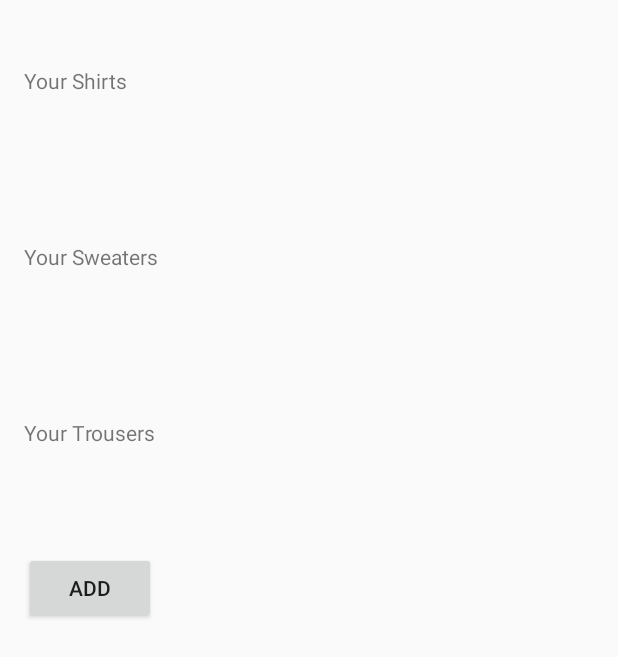
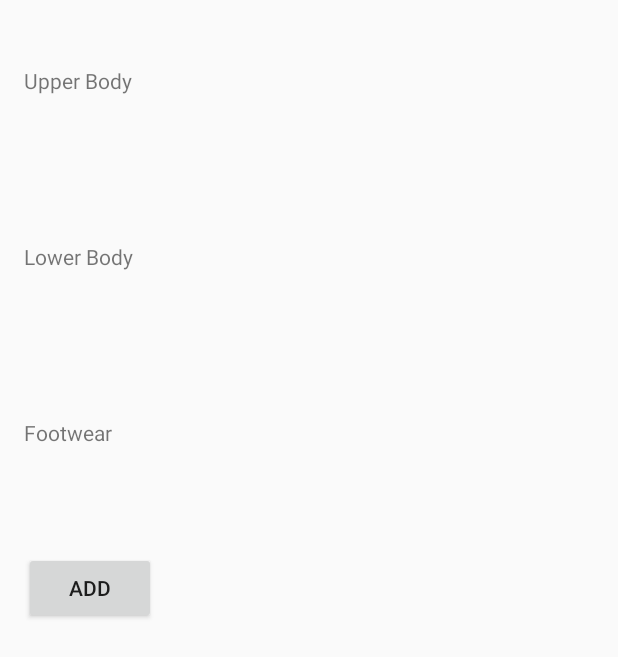
Before and after one commit to jonaru/myClothes, an Android app: the WardrobeActivity screen opened directly, with no data from a screen before it, on a phone screen of 412 x 824 dp. Shown: the top 657 px of the screen. Run offline under Robolectric (Android 15) with nearby library versions, the phone set to English and light mode, and no system bars.

Commit message:
Changed graphical layout in wardrobe activity

```diff
--- a/app/src/main/java/com/example/jonatan/clothesplanner/WardrobeActivity.java
+++ b/app/src/main/java/com/example/jonatan/clothesplanner/WardrobeActivity.java
@@ -30,13 +30,13 @@ public class WardrobeActivity extends Activity {
         setContentView(R.layout.activity_wardrobe);
         wardrobe = Wardrobe.getInstance();
 
-        upperItemsViewPager = (ViewPager) findViewById(R.id.shirt_pager);
+        upperItemsViewPager = (ViewPager) findViewById(R.id.upper_body_pager);
         if (upperItemsViewPager != null) {
             upperItemAdapter = new WardrobePagerAdapter();
             upperItemsViewPager.setAdapter(upperItemAdapter);
         }
 
-        lowerItemsViewPager = (ViewPager) findViewById(R.id.trousers_pager);
+        lowerItemsViewPager = (ViewPager) findViewById(R.id.lower_body_pager);
         if (lowerItemsViewPager != null) {
             lowerItemsAdapter = new WardrobePagerAdapter();
             lowerItemsViewPager.setAdapter(lowerItemsAdapter);
--- a/app/src/main/res/layout/activity_wardrobe.xml
+++ b/app/src/main/res/layout/activity_wardrobe.xml
@@ -21,53 +21,53 @@
             android:layout_height="wrap_content">
 
             <TextView
-                android:id="@+id/shirtTextView"
+                android:id="@+id/upperBodyTextView"
                 android:layout_width="wrap_content"
                 android:layout_height="wrap_content"
-                android:text="@string/your_shirts"
+                android:text="@string/upper_body"
                 android:layout_alignParentLeft="true"
                 android:layout_alignParentStart="true"
                 android:layout_marginTop="28dp" />
 
             <android.support.v4.view.ViewPager
-                android:id="@+id/shirt_pager"
+                android:id="@+id/upper_body_pager"
                 android:layout_width="match_parent"
                 android:layout_height="70dp"
                 android:orientation="vertical">
             </android.support.v4.view.ViewPager>
 
             <TextView
-                android:id="@+id/sweaterTextView"
+                android:id="@+id/lowerBodyTextView"
                 android:layout_width="wrap_content"
                 android:layout_height="wrap_content"
-                android:text="@string/your_sweaters"
+                android:text="@string/lower_body"
                 android:layout_below="@+id/button"
                 android:layout_alignParentLeft="true"
                 android:layout_alignParentStart="true"
                 android:layout_marginTop="28dp" />
 
             <android.support.v4.view.ViewPager
-                android:id="@+id/sweater_pager"
+                android:id="@+id/lower_body_pager"
                 android:layout_width="match_parent"
                 android:layout_height="70dp"
-                android:orientation="vertical">
+                android:orientation="horizontal">
             </android.support.v4.view.ViewPager>
 
             <TextView
-                android:id="@+id/trousersTextView"
+                android:id="@+id/footwearTextView"
                 android:layout_width="wrap_content"
                 android:layout_height="wrap_content"
-                android:text="@string/your_trousers"
+                android:text="@string/footwear"
                 android:layout_below="@+id/button"
                 android:layout_alignParentLeft="true"
                 android:layout_alignParentStart="true"
                 android:layout_marginTop="28dp" />
 
             <android.support.v4.view.ViewPager
-                android:id="@+id/trousers_pager"
+                android:id="@+id/footwear_pager"
                 android:layout_width="match_parent"
                 android:layout_height="70dp"
-                android:orientation="horizontal">
+                android:orientation="vertical">
             </android.support.v4.view.ViewPager>
         </LinearLayout>
 
--- a/app/src/main/res/values/strings.xml
+++ b/app/src/main/res/values/strings.xml
@@ -6,9 +6,9 @@
     <string name="my_wardrobe">My Wardrobe</string>
     <string name="add_item">Add Wardrobe Item</string>
     <string name="wardrobe_array_prompt">Type of item</string>
-    <string name="your_shirts">Your Shirts</string>
-    <string name="your_sweaters">Your Sweaters</string>
-    <string name="your_trousers">Your Trousers</string>
+    <string name="upper_body">Upper Body</string>
+    <string name="lower_body">Lower Body</string>
+    <string name="footwear">Footwear</string>
     <string name="remove">remove</string>
     <string name="saved_trousers">savedTrousers</string>
     <string name="saved_shirts">savedShirts</string>
```
Also changed, not shown: 1 other file.
